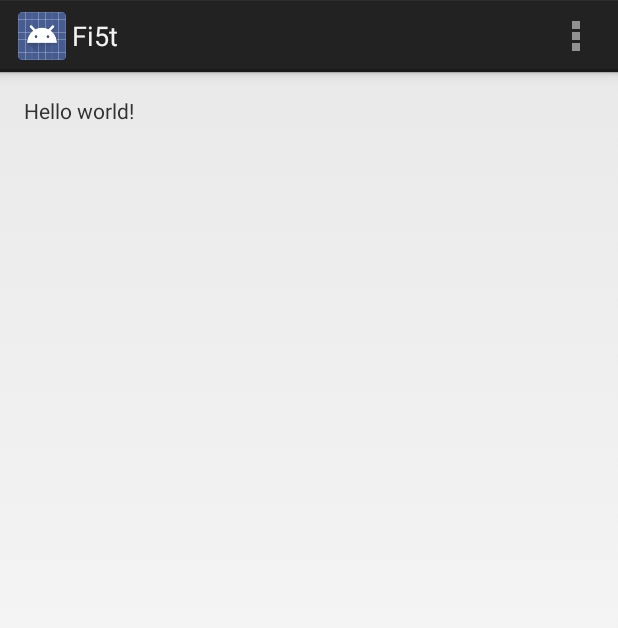
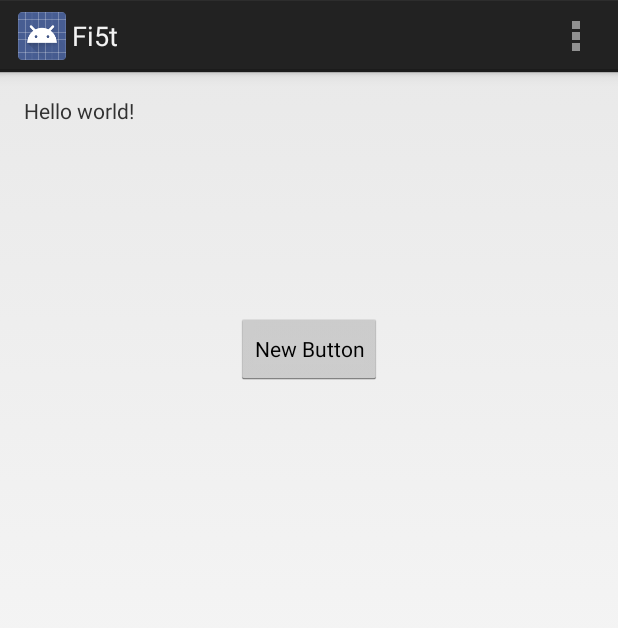
Before and after one commit to HE-ArcSurvivors/smart-house-android, an Android app: the screen it shows after launch (Connection), on a phone screen of 412 x 824 dp. Shown: the top 628 px of the screen. Run offline under Robolectric (Android 15) with nearby library versions, the phone set to English and light mode, and no system bars.

Commit message:
added test button

```diff
--- a/Fi5t/app/src/main/res/layout/activity_connection.xml
+++ b/Fi5t/app/src/main/res/layout/activity_connection.xml
@@ -11,6 +11,17 @@
     <TextView
         android:text="@string/hello_world"
         android:layout_width="wrap_content"
-        android:layout_height="wrap_content" />
+        android:layout_height="wrap_content"
+        android:id="@+id/textView" />
+
+    <Button
+        style="?android:attr/buttonStyleSmall"
+        android:layout_width="wrap_content"
+        android:layout_height="wrap_content"
+        android:text="New Button"
+        android:id="@+id/button"
+        android:layout_below="@+id/textView"
+        android:layout_centerHorizontal="true"
+        android:layout_marginTop="125dp" />
 
 </RelativeLayout>
```
